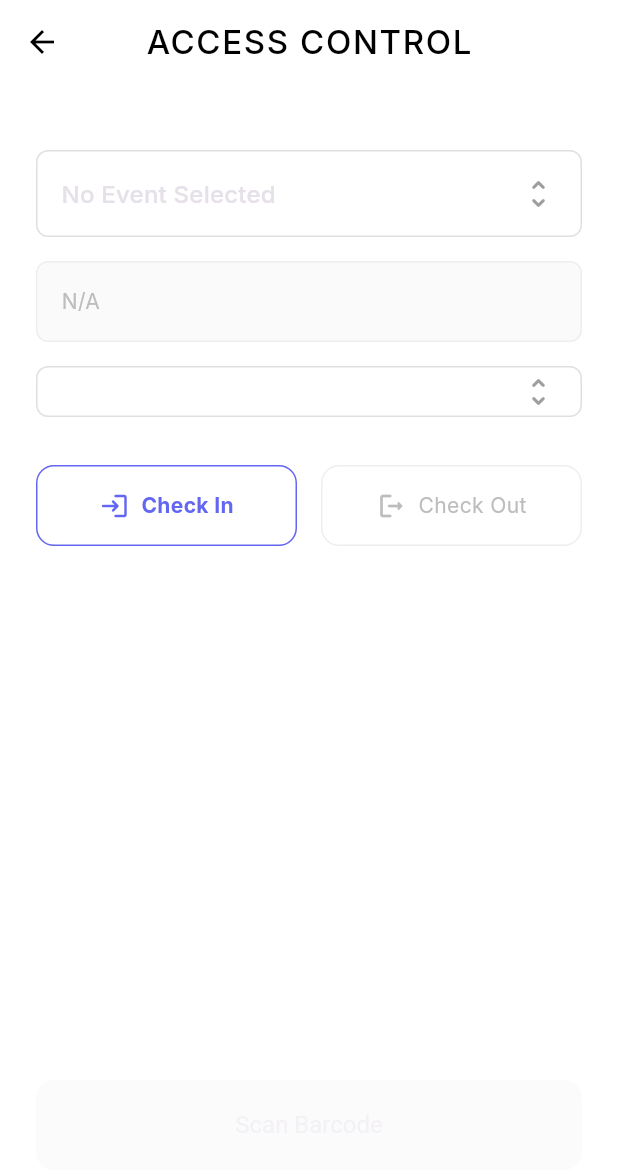
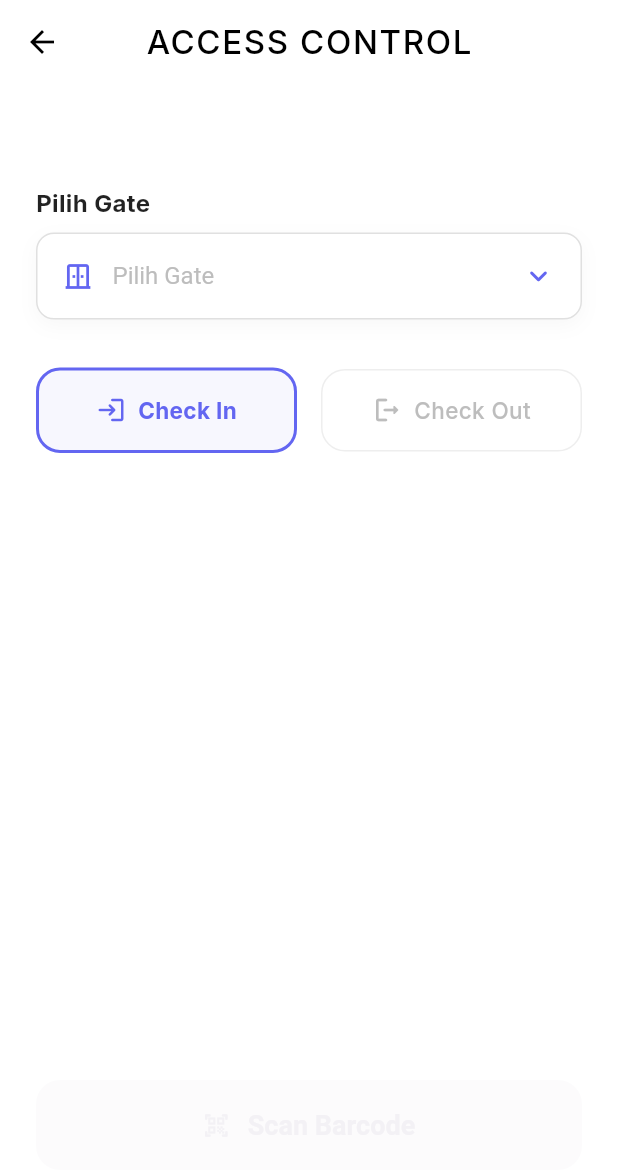
Before and after one commit to denis-dst/apps-gentix, a Flutter app: the GateControlScreen screen opened directly, on a phone screen of 412 x 824 dp. Shown: the top 1176 px of the screen. Run offline on Flutter 3.47's test engine with Material 3 defaults, Android fonts, the phone set to English and light mode, and no system bars; our stand-ins replace animate_do, camera, dio, flutter_secure_storage, google_fonts, pretty_dio_logger and 2 more; missing offline and left inert: mobile_scanner; accounts and stored records are empty.

Commit message:
Benerin Gate

```diff
--- a/lib/models/gate_model.dart
+++ b/lib/models/gate_model.dart
@@ -18,4 +18,14 @@ class GateModel {
           .toList() ?? [],
     );
   }
+
+  @override
+  bool operator ==(Object other) =>
+      identical(this, other) ||
+      other is GateModel &&
+          runtimeType == other.runtimeType &&
+          id == other.id;
+
+  @override
+  int get hashCode => id.hashCode;
 }
--- a/lib/screens/gate/gate_control_screen.dart
+++ b/lib/screens/gate/gate_control_screen.dart
@@ -8,6 +8,7 @@ import 'package:intl/intl.dart';
 import '../../providers/settings_provider.dart';
 import '../../core/api_client.dart';
 import '../../models/gate_model.dart';
+import '../../models/event_model.dart';
 
 class GateControlScreen extends StatefulWidget {
   const GateControlScreen({super.key});
@@ -32,6 +33,14 @@ class _GateControlScreenState extends State<GateControlScreen> {
     final event = context.read<EventProvider>().selectedEvent;
     if (event == null) return;
     await context.read<GateProvider>().fetchGates(event.id);
+    if (mounted) {
+      final gates = context.read<GateProvider>().gates;
+      if (gates.isNotEmpty) {
+        setState(() {
+          _selectedGate = gates.first;
+        });
+      }
+    }
   }
 
   @override
@@ -39,10 +48,6 @@ class _GateControlScreenState extends State<GateControlScreen> {
     final eventProvider = context.watch<EventProvider>();
     final gateProvider = context.watch<GateProvider>();
     final event = eventProvider.selectedEvent;
-
-    if (_selectedGate == null && gateProvider.gates.isNotEmpty) {
-      _selectedGate = gateProvider.gates.first;
-    }
 
     return Scaffold(
       backgroundColor: Colors.white,
@@ -67,34 +72,31 @@ class _GateControlScreenState extends State<GateControlScreen> {
               children: [
                 const SizedBox(height: 20),
 
-                // Event Dropdown
-                _buildDropdown<String>(
-                  label: 'Event',
-                  value: event?.name ?? 'No Event Selected',
-                  items: [event?.name ?? 'No Event Selected'],
-                  displayBuilder: (val) => Text(val),
-                  onChanged: (v) {},
+                // Event Information Card
+                _buildEventCard(event),
+
+                const SizedBox(height: 24),
+
+                // Gate Selection
+                const Align(
+                  alignment: Alignment.centerLeft,
+                  child: Text(
+                    "Pilih Gate",
+                    style: TextStyle(
+                      fontWeight: FontWeight.bold,
+                      fontSize: 16,
+                      color: Colors.black87,
                     ),
-
-                const SizedBox(height: 16),
-
-                // Event Info (Venue & Date)
-                _buildReadOnlyField(
-                  label: 'Information',
-                  value: event != null
-                    ? '${event.venue} | ${DateFormat('dd MMM yyyy, HH:mm').format(event.eventStartDate)}'
-                    : 'N/A',
                   ),
-
-                const SizedBox(height: 16),
-
-                // Gate Dropdown
+                ),
+                const SizedBox(height: 8),
                 _buildDropdown<GateModel>(
                   label: 'Gate',
                   value: _selectedGate,
                   items: gateProvider.gates,
                   displayBuilder: (gate) => Text(gate.name),
                   onChanged: (v) => setState(() => _selectedGate = v),
+                  icon: Icons.door_sliding_outlined,
                 ),
 
                 const SizedBox(height: 32),
@@ -142,16 +144,24 @@ class _GateControlScreenState extends State<GateControlScreen> {
                       );
                     },
                     style: ElevatedButton.styleFrom(
-                      backgroundColor: Colors.grey[300],
-                      foregroundColor: Colors.black54,
-                      elevation: 0,
+                      backgroundColor: AppConstants.primaryColor,
+                      foregroundColor: Colors.white,
+                      elevation: 4,
+                      shadowColor: AppConstants.primaryColor.withOpacity(0.5),
                       shape: RoundedRectangleBorder(
-                        borderRadius: BorderRadius.circular(12),
+                        borderRadius: BorderRadius.circular(16),
                       ),
                     ),
-                    child: const Text(
+                    child: const Row(
+                      mainAxisAlignment: MainAxisAlignment.center,
+                      children: [
+                        Icon(Icons.qr_code_scanner_rounded),
+                        SizedBox(width: 12),
+                        Text(
                           'Scan Barcode',
-                      style: TextStyle(fontSize: 16, fontWeight: FontWeight.w400),
+                          style: TextStyle(fontSize: 18, fontWeight: FontWeight.bold),
+                        ),
+                      ],
                     ),
                   ),
                 ),
@@ -162,26 +172,106 @@ class _GateControlScreenState extends State<GateControlScreen> {
     );
   }
 
+  Widget _buildEventCard(EventModel? event) {
+    if (event == null) return const SizedBox.shrink();
+
+    return Container(
+      width: double.infinity,
+      padding: const EdgeInsets.all(20),
+      decoration: BoxDecoration(
+        gradient: AppConstants.primaryGradient,
+        borderRadius: BorderRadius.circular(20),
+        boxShadow: [
+          BoxShadow(
+            color: AppConstants.primaryColor.withOpacity(0.3),
+            blurRadius: 15,
+            offset: const Offset(0, 8),
+          ),
+        ],
+      ),
+      child: Column(
+        crossAxisAlignment: CrossAxisAlignment.start,
+        children: [
+          Row(
+            children: [
+              const Icon(Icons.event_available, color: Colors.white70, size: 20),
+              const SizedBox(width: 8),
+              Text(
+                "Event Terpilih",
+                style: TextStyle(color: Colors.white.withOpacity(0.8), fontSize: 12, fontWeight: FontWeight.w500),
+              ),
+            ],
+          ),
+          const SizedBox(height: 8),
+          Text(
+            event.name,
+            style: const TextStyle(color: Colors.white, fontSize: 20, fontWeight: FontWeight.bold),
+            maxLines: 2,
+            overflow: TextOverflow.ellipsis,
+          ),
+          const SizedBox(height: 16),
+          Row(
+            children: [
+              const Icon(Icons.location_on_outlined, color: Colors.white70, size: 16),
+              const SizedBox(width: 4),
+              Expanded(
+                child: Text(
+                  event.venue,
+                  style: const TextStyle(color: Colors.white, fontSize: 14),
+                ),
+              ),
+            ],
+          ),
+          const SizedBox(height: 6),
+          Row(
+            children: [
+              const Icon(Icons.calendar_today_outlined, color: Colors.white70, size: 16),
+              const SizedBox(width: 4),
+              Text(
+                DateFormat('dd MMMM yyyy, HH:mm').format(event.eventStartDate),
+                style: const TextStyle(color: Colors.white, fontSize: 14),
+              ),
+            ],
+          ),
+        ],
+      ),
+    );
+  }
+
   Widget _buildDropdown<T>({
     required String label,
     required T? value,
     required List<T> items,
     required Widget Function(T) displayBuilder,
     required Function(T?) onChanged,
+    IconData? icon,
   }) {
-    return Column(
-      crossAxisAlignment: CrossAxisAlignment.start,
-      children: [
-        Container(
+    return Container(
       padding: const EdgeInsets.symmetric(horizontal: 16, vertical: 4),
       decoration: BoxDecoration(
+        color: Colors.white,
         border: Border.all(color: Colors.grey[300]!),
-            borderRadius: BorderRadius.circular(8),
+        borderRadius: BorderRadius.circular(12),
+        boxShadow: [
+          BoxShadow(
+            color: Colors.black.withOpacity(0.03),
+            blurRadius: 10,
+            offset: const Offset(0, 4),
           ),
+        ],
+      ),
+      child: Row(
+        children: [
+          if (icon != null) ...[
+            Icon(icon, color: AppConstants.primaryColor, size: 22),
+            const SizedBox(width: 12),
+          ],
+          Expanded(
             child: DropdownButtonHideUnderline(
               child: DropdownButton<T>(
                 isExpanded: true,
                 value: value,
+                hint: Text("Pilih $label", style: TextStyle(color: Colors.grey[400])),
                 items: items.map((T item) {
                   return DropdownMenuItem<T>(
                     value: item,
@@ -189,26 +279,12 @@ class _GateControlScreenState extends State<GateControlScreen> {
                   );
                 }).toList(),
                 onChanged: onChanged,
-              icon: const Icon(Icons.unfold_more_rounded, color: Colors.grey),
+                icon: const Icon(Icons.keyboard_arrow_down_rounded, color: AppConstants.primaryColor),
+                style: const TextStyle(color: Colors.black87, fontSize: 16),
               ),
             ),
           ),
         ],
-    );
-  }
-
-  Widget _buildReadOnlyField({required String label, required String value}) {
-    return Container(
-      width: double.infinity,
-      padding: const EdgeInsets.symmetric(horizontal: 16, vertical: 16),
-      decoration: BoxDecoration(
-        color: Colors.grey[50]!,
-        border: Border.all(color: Colors.grey[200]!),
-        borderRadius: BorderRadius.circular(8),
-      ),
-      child: Text(
-        value,
-        style: TextStyle(color: Colors.grey[400]),
       ),
     );
   }
@@ -221,23 +297,32 @@ class _GateControlScreenState extends State<GateControlScreen> {
   }) {
     return GestureDetector(
       onTap: onTap,
-      child: Container(
+      child: AnimatedContainer(
+        duration: const Duration(milliseconds: 200),
         padding: const EdgeInsets.symmetric(vertical: 16),
         decoration: BoxDecoration(
-          color: Colors.white,
-          border: Border.all(color: isActive ? AppConstants.primaryColor : Colors.grey[200]!),
-          borderRadius: BorderRadius.circular(12),
+          color: isActive ? AppConstants.primaryColor.withOpacity(0.05) : Colors.white,
+          border: Border.all(
+            color: isActive ? AppConstants.primaryColor : Colors.grey[200]!,
+            width: isActive ? 2 : 1,
+          ),
+          borderRadius: BorderRadius.circular(16),
         ),
         child: Row(
           mainAxisAlignment: MainAxisAlignment.center,
           children: [
-            Icon(icon, color: isActive ? AppConstants.primaryColor : Colors.grey[400], size: 20),
+            Icon(
+              icon,
+              color: isActive ? AppConstants.primaryColor : Colors.grey[400],
+              size: 20
+            ),
             const SizedBox(width: 8),
             Text(
               title,
               style: TextStyle(
                 color: isActive ? AppConstants.primaryColor : Colors.grey[400],
-                fontWeight: isActive ? FontWeight.bold : FontWeight.normal,
+                fontWeight: isActive ? FontWeight.bold : FontWeight.w500,
+                fontSize: 15,
               ),
             ),
           ],
```
Also changed, not shown: 1 other file. Lines whose indentation alone changed are shown as unchanged.
